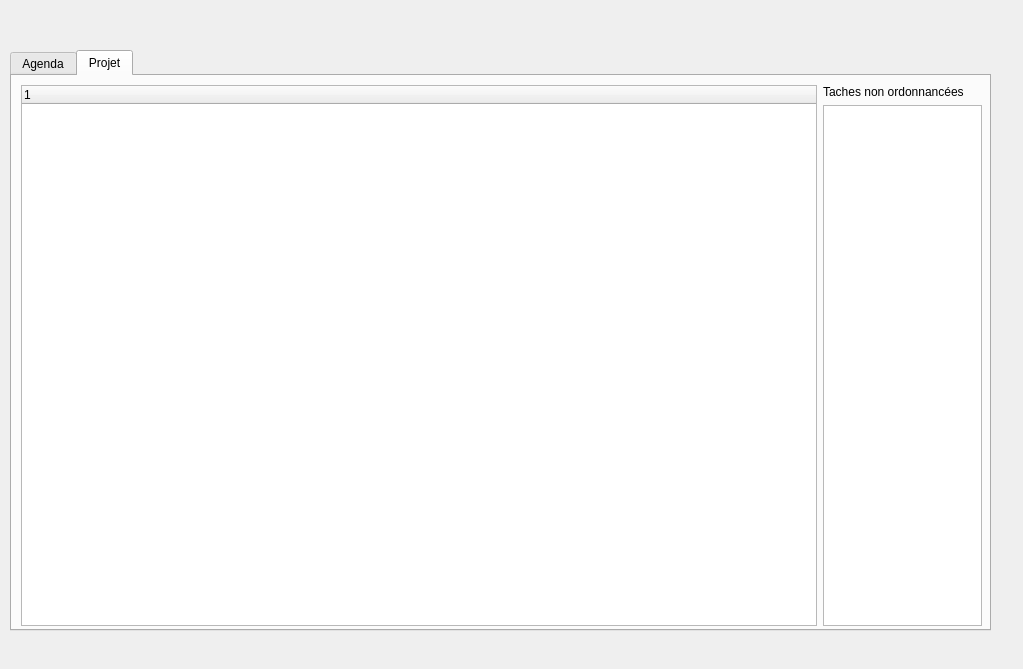
Above: mainwindow.ui from LaureMonlouis/ProjectCalendar2 before the change. Below: the same form after it.
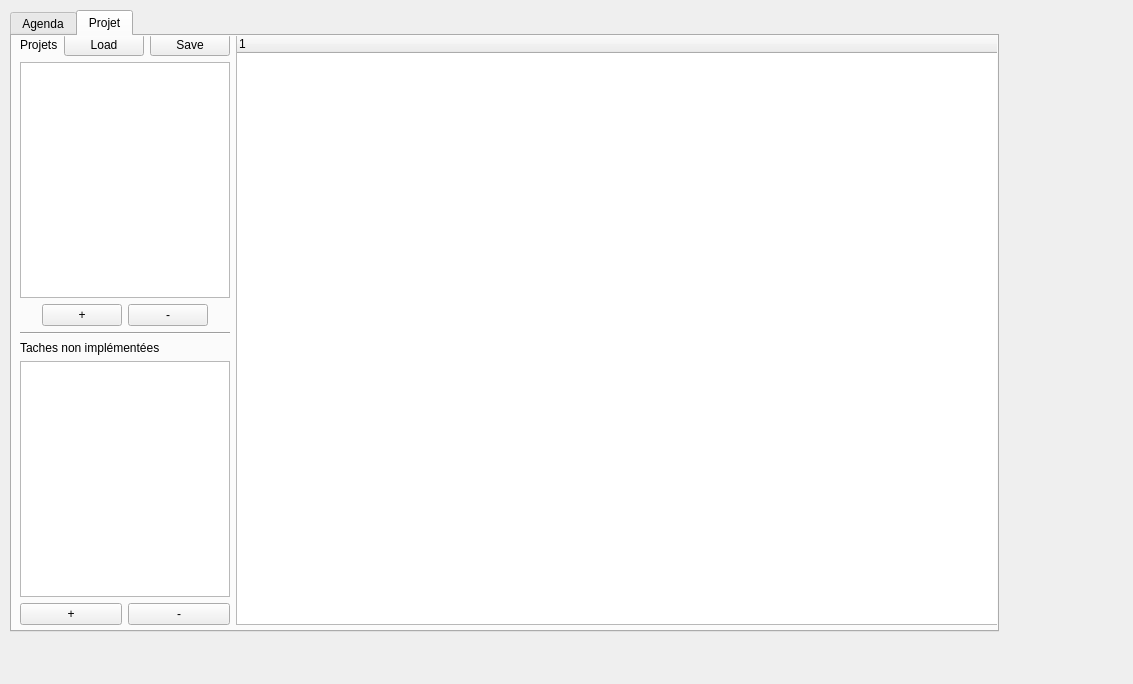
That is the form after the change. The open tabs and pages were chosen to show the change.

Commit message: Mise à jour de l'interface

Patch:
```diff
--- a/mainwindow.ui
+++ b/mainwindow.ui
@@ -12,8 +12,8 @@
    <rect>
     <x>0</x>
     <y>0</y>
-    <width>1023</width>
-    <height>669</height>
+    <width>1133</width>
+    <height>684</height>
    </rect>
   </property>
   <property name="windowTitle">
@@ -27,9 +27,9 @@
     <property name="geometry">
      <rect>
       <x>10</x>
-      <y>50</y>
-      <width>981</width>
-      <height>581</height>
+      <y>10</y>
+      <width>989</width>
+      <height>622</height>
      </rect>
     </property>
     <property name="tabPosition">
@@ -142,13 +142,150 @@
      <widget class="QWidget" name="horizontalLayoutWidget">
       <property name="geometry">
        <rect>
-        <x>9</x>
-        <y>9</y>
-        <width>961</width>
-        <height>541</height>
+        <x>8</x>
+        <y>-2</y>
+        <width>981</width>
+        <height>591</height>
        </rect>
       </property>
-      <layout class="QHBoxLayout" name="horizontalLayout" stretch="5,1">
+      <layout class="QHBoxLayout" name="horizontalLayout" stretch="1,5">
+       <item>
+        <layout class="QVBoxLayout" name="verticalLayout_6">
+         <item>
+          <layout class="QHBoxLayout" name="horizontalLayout_4">
+           <item>
+            <spacer name="horizontalSpacer_3">
+             <property name="orientation">
+              <enum>Qt::Horizontal</enum>
+             </property>
+             <property name="sizeHint" stdset="0">
+              <size>
+               <width>40</width>
+               <height>20</height>
+              </size>
+             </property>
+            </spacer>
+           </item>
+           <item>
+            <spacer name="horizontalSpacer_2">
+             <property name="orientation">
+              <enum>Qt::Horizontal</enum>
+             </property>
+             <property name="sizeHint" stdset="0">
+              <size>
+               <width>40</width>
+               <height>20</height>
+              </size>
+             </property>
+            </spacer>
+           </item>
+           <item>
+            <widget class="QLabel" name="label_3">
+             <property name="text">
+              <string>Projets</string>
+             </property>
+            </widget>
+           </item>
+           <item>
+            <widget class="QPushButton" name="pushButton_4">
+             <property name="text">
+              <string>Load</string>
+             </property>
+            </widget>
+           </item>
+           <item>
+            <widget class="QPushButton" name="pushButton_5">
+             <property name="text">
+              <string>Save</string>
+             </property>
+            </widget>
+           </item>
+          </layout>
+         </item>
+         <item>
+          <widget class="QListView" name="listView_2"/>
+         </item>
+         <item>
+          <layout class="QHBoxLayout" name="horizontalLayout_8">
+           <item>
+            <spacer name="horizontalSpacer_4">
+             <property name="orientation">
+              <enum>Qt::Horizontal</enum>
+             </property>
+             <property name="sizeHint" stdset="0">
+              <size>
+               <width>40</width>
+               <height>20</height>
+              </size>
+             </property>
+            </spacer>
+           </item>
+           <item>
+            <widget class="QPushButton" name="pushButton_12">
+             <property name="text">
+              <string>+</string>
+             </property>
+            </widget>
+           </item>
+           <item>
+            <widget class="QPushButton" name="pushButton_13">
+             <property name="text">
+              <string>-</string>
+             </property>
+            </widget>
+           </item>
+           <item>
+            <spacer name="horizontalSpacer_5">
+             <property name="orientation">
+              <enum>Qt::Horizontal</enum>
+             </property>
+             <property name="sizeHint" stdset="0">
+              <size>
+               <width>40</width>
+               <height>20</height>
+              </size>
+             </property>
+            </spacer>
+           </item>
+          </layout>
+         </item>
+         <item>
+          <widget class="Line" name="line">
+           <property name="orientation">
+            <enum>Qt::Horizontal</enum>
+           </property>
+          </widget>
+         </item>
+         <item>
+          <widget class="QLabel" name="label_2">
+           <property name="text">
+            <string>Taches non implémentées</string>
+           </property>
+          </widget>
+         </item>
+         <item>
+          <widget class="QListView" name="listView"/>
+         </item>
+         <item>
+          <layout class="QHBoxLayout" name="horizontalLayout_7">
+           <item>
+            <widget class="QPushButton" name="pushButton_10">
+             <property name="text">
+              <string>+</string>
+             </property>
+            </widget>
+           </item>
+           <item>
+            <widget class="QPushButton" name="pushButton_11">
+             <property name="text">
+              <string>-</string>
+             </property>
+            </widget>
+           </item>
+          </layout>
+         </item>
+        </layout>
+       </item>
        <item>
         <layout class="QVBoxLayout" name="verticalLayout_2">
          <item>
@@ -162,20 +299,6 @@
          </item>
         </layout>
        </item>
-       <item>
-        <layout class="QVBoxLayout" name="verticalLayout_3">
-         <item>
-          <widget class="QLabel" name="label_2">
-           <property name="text">
-            <string>Taches non ordonnancées</string>
-           </property>
-          </widget>
-         </item>
-         <item>
-          <widget class="QListView" name="listView"/>
-         </item>
-        </layout>
-       </item>
       </layout>
      </widget>
     </widget>
```
Left out of the diff: 24 changed lines with no effect on the pictures. The commit also changes 1 other file.
